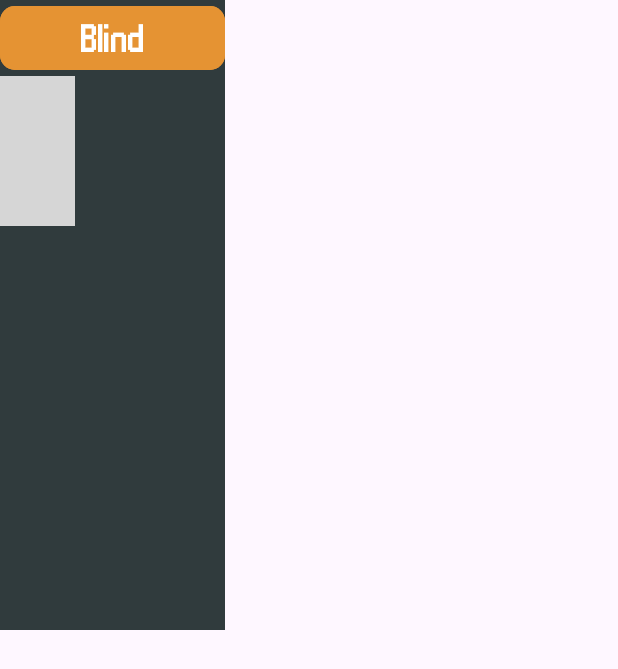
After one commit to jewell-owen/BalatroClone, an Android app: the layout fragment_sidebar.xml on its own in the app's theme, with its tools: preview values and no code run, on a phone screen of 412 x 824 dp. The commit adds this screen. Shown: the top 669 px of the screen. Run offline under Robolectric (Android 15) with nearby library versions, the phone set to English and light mode, and no system bars; grey boxes are pictures that could not be loaded.

Commit message:
Started setting up play activity, then started working on sidebar fragment

```diff
--- a/AndroidExample/app/src/main/AndroidManifest.xml
+++ b/AndroidExample/app/src/main/AndroidManifest.xml
@@ -17,9 +17,12 @@
             android:exported="true">
             <intent-filter>
                 <action android:name="android.intent.action.MAIN" />
-
                 <category android:name="android.intent.category.LAUNCHER" />
             </intent-filter>
+        </activity>
+        <activity
+            android:name=".PlayActivity"
+            android:exported="false">
         </activity>
     </application>
 
--- a/AndroidExample/app/src/main/java/com/example/androidexample/MainActivity.java
+++ b/AndroidExample/app/src/main/java/com/example/androidexample/MainActivity.java
@@ -3,6 +3,7 @@ package com.example.androidexample;
 import androidx.appcompat.app.AppCompatActivity;
 
 import android.content.Intent;
+import android.content.pm.ActivityInfo;
 import android.os.Bundle;
 import android.view.View;
 import android.widget.Button;
@@ -27,7 +28,8 @@ public class MainActivity extends AppCompatActivity {
         btnPlay.setOnClickListener(new View.OnClickListener() {
             @Override
             public void onClick(View view) {
-
+                Intent intent = new Intent(MainActivity.this, PlayActivity.class);
+                startActivity(intent);
             }
         });
     }
--- a/AndroidExample/app/src/main/java/com/example/androidexample/PlayActivity.java
+++ b/AndroidExample/app/src/main/java/com/example/androidexample/PlayActivity.java
@@ -1,5 +1,6 @@
 package com.example.androidexample;
 
+import android.content.pm.ActivityInfo;
 import android.os.Bundle;
 import android.view.View;
 import android.widget.Button;
@@ -12,7 +13,8 @@ public class PlayActivity extends AppCompatActivity{
     @Override
     protected void onCreate(Bundle savedInstanceState) {
         super.onCreate(savedInstanceState);
-        setContentView(R.layout.activity_main);
+        setContentView(R.layout.activity_play);
+        this.setRequestedOrientation(ActivityInfo.SCREEN_ORIENTATION_REVERSE_LANDSCAPE);
 
         /* initialize UI elements */
 
--- /dev/null
+++ b/AndroidExample/app/src/main/res/layout/fragment_sidebar.xml
@@ -0,0 +1,80 @@
+<?xml version="1.0" encoding="utf-8"?>
+<LinearLayout xmlns:android="http://schemas.android.com/apk/res/android"
+    xmlns:app="http://schemas.android.com/apk/res-auto"
+    xmlns:tools="http://schemas.android.com/tools"
+    android:id="@+id/sidebar_linearlayout"
+    android:layout_width="150dp"
+    android:layout_height="420dp"
+    android:background="@color/sidebarBackground"
+    android:orientation="vertical"
+    app:layout_constraintEnd_toEndOf="parent"
+    app:layout_constraintStart_toStartOf="parent"
+    app:layout_constraintTop_toTopOf="parent">
+
+    <Button
+        android:id="@+id/sidebar_blind_btn"
+        android:layout_width="match_parent"
+        android:layout_height="wrap_content"
+        android:backgroundTint="@color/yellow"
+        android:fontFamily="@font/balatro"
+        android:text="Blind"
+        android:textAlignment="center"
+        android:textColor="@color/white"
+        android:textSize="20sp"
+        app:cornerRadius="10dp">
+    </Button>
+
+    <LinearLayout
+        android:layout_width="match_parent"
+        android:layout_height="wrap_content"
+        android:orientation="horizontal">
+
+        <ImageView
+            android:id="@+id/sidebar_blind_iv"
+            android:layout_width="50dp"
+            android:layout_height="50dp"
+            android:scaleType="centerCrop"
+            android:src="@drawable/blind_icon" />
+
+        <TextView
+            android:id="@+id/sidebar_defense_score_required_tv"
+            android:layout_width="50dp"
+            android:layout_height="50dp">
+        </TextView>
+
+        <TextView
+            android:id="@+id/sidebar_offense_score_required_tv"
+            android:layout_width="50dp"
+            android:layout_height="50dp">
+        </TextView>
+
+    </LinearLayout>
+
+    <LinearLayout
+        android:layout_width="match_parent"
+        android:layout_height="wrap_content"
+        android:orientation="horizontal">
+
+        <ImageView
+            android:id="@+id/sidebar_offense_type_required_iv"
+            android:layout_width="50dp"
+            android:layout_height="50dp"
+            android:scaleType="centerCrop"
+            android:src="@drawable/blind_offense_required_icon" />
+
+        <TextView
+            android:id="@+id/sidebar_current_defense_score_tv"
+            android:layout_width="50dp"
+            android:layout_height="50dp">
+        </TextView>
+
+        <TextView
+            android:id="@+id/sidebar_current_offense_score_tv"
+            android:layout_width="50dp"
+            android:layout_height="50dp">
+        </TextView>
+
+
+    </LinearLayout>
+
+</LinearLayout>
```
Also changed, not shown: AndroidExample/app/src/main/java/com/example/androidexample/SidebarFragment.java (added, +25 -0 lines), AndroidExample/app/src/main/res/layout/activity_main.xml (+4 -4 lines), AndroidExample/app/src/main/res/layout/activity_play.xml (+58 -1 lines), AndroidExample/app/src/main/res/values/colors.xml (+8 -4 lines).
